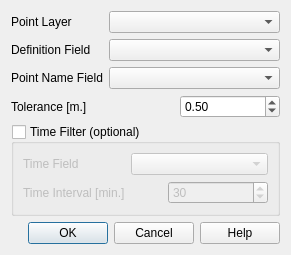
SwissTierrasColombia/Asistente-LADM-COL, file asistente_ladm_col/ui/controlled_measurement_dialog.ui: the form before one commit.
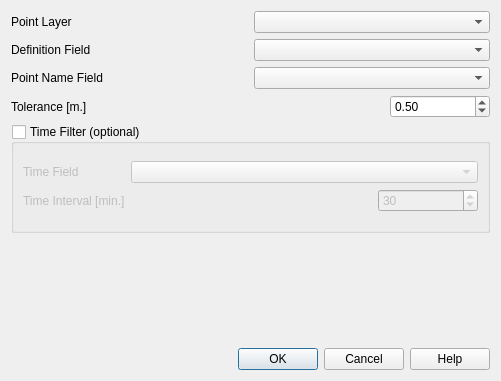
The form after the commit. Custom widgets are drawn as their Qt base class.

Commit message: Add validation for form fields

Diff of the .ui file:
```diff
--- a/asistente_ladm_col/ui/controlled_measurement_dialog.ui
+++ b/asistente_ladm_col/ui/controlled_measurement_dialog.ui
@@ -6,12 +6,12 @@
    <rect>
     <x>0</x>
     <y>0</y>
-    <width>291</width>
-    <height>206</height>
+    <width>501</width>
+    <height>381</height>
    </rect>
   </property>
   <property name="sizePolicy">
-   <sizepolicy hsizetype="Preferred" vsizetype="Preferred">
+   <sizepolicy hsizetype="Expanding" vsizetype="Expanding">
     <horstretch>0</horstretch>
     <verstretch>0</verstretch>
    </sizepolicy>
@@ -19,15 +19,83 @@
   <property name="windowTitle">
    <string>Controlled Measurement</string>
   </property>
-  <layout class="QGridLayout" name="gridLayout">
-   <item row="1" column="1">
+  <layout class="QGridLayout" name="gridLayout_5">
+   <item row="0" column="0">
+    <layout class="QHBoxLayout" name="horizontalLayout_4">
+     <item>
+      <widget class="QLabel" name="label">
+       <property name="toolTip">
+        <string>Select layer with the points to average</string>
+       </property>
+       <property name="text">
+        <string>Point Layer</string>
+       </property>
+      </widget>
+     </item>
+     <item>
+      <widget class="QgsMapLayerComboBox" name="mMapLayerComboBox">
+       <property name="toolTip">
+        <string/>
+       </property>
+      </widget>
+     </item>
+    </layout>
+   </item>
+   <item row="1" column="0">
+    <layout class="QHBoxLayout" name="horizontalLayout_5">
+     <item>
+      <widget class="QLabel" name="label_3">
+       <property name="toolTip">
+        <string>Field with the definition category of the point</string>
+       </property>
+       <property name="text">
+        <string>Definition Field</string>
+       </property>
+      </widget>
+     </item>
+     <item>
     <widget class="QgsFieldComboBox" name="mFieldComboBox">
      <property name="toolTip">
       <string/>
      </property>
     </widget>
    </item>
-   <item row="6" column="1">
+    </layout>
+   </item>
+   <item row="2" column="0">
+    <layout class="QHBoxLayout" name="horizontalLayout_6">
+     <item>
+      <widget class="QLabel" name="label_6">
+       <property name="toolTip">
+        <string>Field with the name of the point</string>
+       </property>
+       <property name="text">
+        <string>Point Name Field</string>
+       </property>
+      </widget>
+     </item>
+     <item>
+      <widget class="QgsFieldComboBox" name="pnFieldComboBox">
+       <property name="toolTip">
+        <string/>
+       </property>
+      </widget>
+     </item>
+    </layout>
+   </item>
+   <item row="3" column="0">
+    <layout class="QHBoxLayout" name="horizontalLayout_7">
+     <item>
+      <widget class="QLabel" name="label_2">
+       <property name="toolTip">
+        <string>Tolerance distance for the average</string>
+       </property>
+       <property name="text">
+        <string>Tolerance [m.]</string>
+       </property>
+      </widget>
+     </item>
+     <item>
     <layout class="QHBoxLayout" name="horizontalLayout_2">
      <item>
       <spacer name="horizontalSpacer">
@@ -63,74 +131,9 @@
      </item>
     </layout>
    </item>
-   <item row="1" column="0">
-    <widget class="QLabel" name="label_3">
-     <property name="toolTip">
-      <string>Field with the definition category of the point</string>
-     </property>
-     <property name="text">
-      <string>Definition Field</string>
-     </property>
-    </widget>
+    </layout>
    </item>
-   <item row="6" column="0">
-    <widget class="QLabel" name="label_2">
-     <property name="toolTip">
-      <string>Tolerance distance for the average</string>
-     </property>
-     <property name="text">
-      <string>Tolerance [m.]</string>
-     </property>
-    </widget>
-   </item>
-   <item row="0" column="1">
-    <widget class="QgsMapLayerComboBox" name="mMapLayerComboBox">
-     <property name="toolTip">
-      <string/>
-     </property>
-    </widget>
-   </item>
-   <item row="3" column="0">
-    <widget class="QLabel" name="label_6">
-     <property name="toolTip">
-      <string>Field with the name of the point</string>
-     </property>
-     <property name="text">
-      <string>Point Name Field</string>
-     </property>
-    </widget>
-   </item>
-   <item row="11" column="0" colspan="2">
-    <widget class="QDialogButtonBox" name="buttonBox">
-     <property name="orientation">
-      <enum>Qt::Horizontal</enum>
-     </property>
-     <property name="standardButtons">
-      <set>QDialogButtonBox::Cancel|QDialogButtonBox::Help|QDialogButtonBox::Ok</set>
-     </property>
-     <property name="centerButtons">
-      <bool>false</bool>
-     </property>
-    </widget>
-   </item>
-   <item row="0" column="0">
-    <widget class="QLabel" name="label">
-     <property name="toolTip">
-      <string>Select layer with the points to average</string>
-     </property>
-     <property name="text">
-      <string>Point Layer</string>
-     </property>
-    </widget>
-   </item>
-   <item row="3" column="1">
-    <widget class="QgsFieldComboBox" name="pnFieldComboBox">
-     <property name="toolTip">
-      <string/>
-     </property>
-    </widget>
-   </item>
-   <item row="7" column="0" colspan="2">
+   <item row="4" column="0">
     <widget class="QgsCollapsibleGroupBox" name="mGroupBox">
      <property name="sizePolicy">
       <sizepolicy hsizetype="Expanding" vsizetype="Expanding">
@@ -266,19 +269,32 @@
      </layout>
     </widget>
    </item>
-   <item row="10" column="0">
+   <item row="5" column="0">
     <spacer name="verticalSpacer">
      <property name="orientation">
       <enum>Qt::Vertical</enum>
      </property>
      <property name="sizeHint" stdset="0">
       <size>
-       <width>20</width>
-       <height>40</height>
+       <width>17</width>
+       <height>37</height>
       </size>
      </property>
     </spacer>
    </item>
+   <item row="6" column="0">
+    <widget class="QDialogButtonBox" name="buttonBox">
+     <property name="orientation">
+      <enum>Qt::Horizontal</enum>
+     </property>
+     <property name="standardButtons">
+      <set>QDialogButtonBox::Cancel|QDialogButtonBox::Help|QDialogButtonBox::Ok</set>
+     </property>
+     <property name="centerButtons">
+      <bool>false</bool>
+     </property>
+    </widget>
+   </item>
   </layout>
  </widget>
  <customwidgets>
```
Left out of the diff: 3 changed lines with no effect on the pictures. Lines whose indentation alone changed are shown as unchanged. The commit also changes 2 other files.
